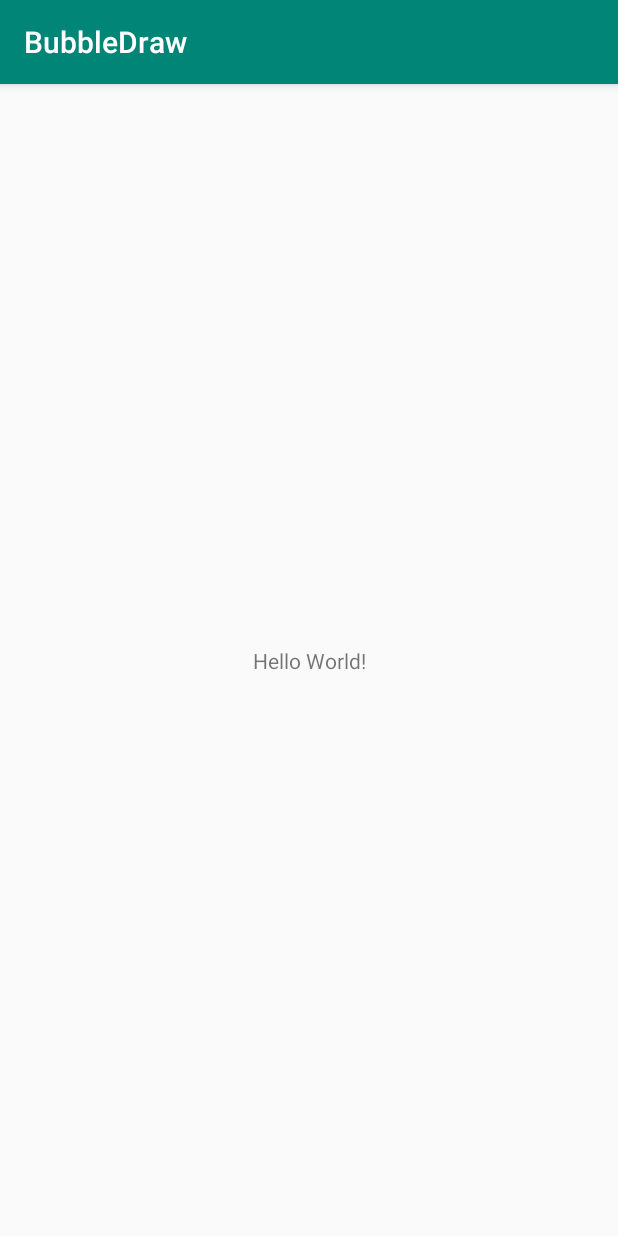
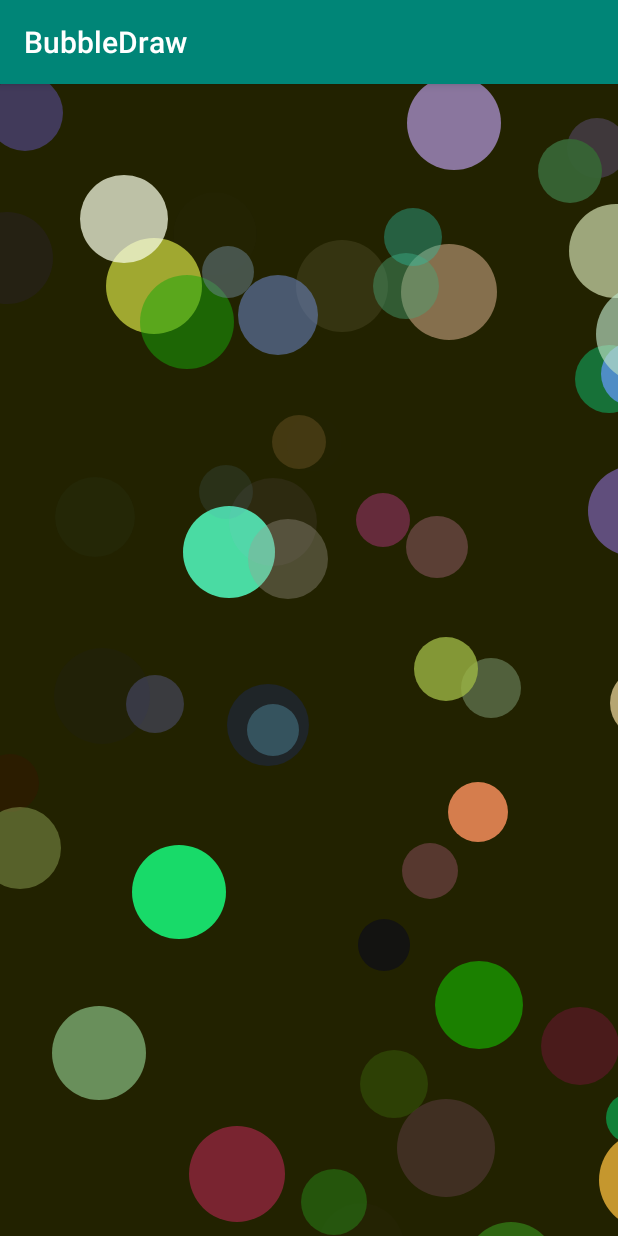
Before and after one commit to ToddJMullen/LearnJavaEasyWay, an Android app: the screen it shows after launch (MainActivity), on a phone screen of 412 x 824 dp. Run offline under Robolectric (Android 15) with nearby library versions, the phone set to English and light mode, and no system bars.

Commit message:
BbD Android, Add test bubbles to apps with simple bounce motion.

```diff
--- a/BubbleDrawAndroid/app/src/main/AndroidManifest.xml
+++ b/BubbleDrawAndroid/app/src/main/AndroidManifest.xml
@@ -17,5 +17,7 @@
             </intent-filter>
         </activity>
     </application>
+    <!--<uses-permission android:name="android.permission.WRITE_EXTERNAL_STORAGE"/>-->
+    <!--<uses-permission android:name="android.permission.READ_EXTERNAL_STORAGE"/>-->
 
 </manifest>
--- /dev/null
+++ b/BubbleDrawAndroid/app/src/main/java/com/example/bubbledraw/BubbleView.java
@@ -0,0 +1,215 @@
+package com.example.bubbledraw;
+
+import android.content.Context;
+import android.graphics.Canvas;
+import android.graphics.Color;
+import android.graphics.Paint;
+import android.util.AttributeSet;
+import android.view.MotionEvent;
+//import android.widget.ImageView;//replace because AS warned to use the AppCompatImageView which adds 'magic' enhancements
+import android.view.View;
+import android.os.Handler;//had to add manually, was only suggesting java.util.logging.Handler
+
+import androidx.appcompat.widget.AppCompatImageView;
+
+import java.util.ArrayList;
+import java.util.Random;
+
+public class BubbleView
+//		extends ImageView
+		extends AppCompatImageView
+		implements View.OnTouchListener{
+
+	//imported from Swing version
+	private final int MIN_BUBBLE_SIZE = 3;
+	private final int MAX_BUBBLE_SIZE = 300;
+	private final int MAX_SPEED = 15;
+
+	private final String LABEL_PAUSE = "Pause";
+	private final String LABEL_START = "Start";
+	private final String LABEL_SOFT_BOUNCE = "Soft Bounce";
+	private final String LABEL_HARD_BOUNCE = "Hard Bounce";
+
+	boolean paused		= false;
+	boolean random		= true;
+	boolean bounce		= true;
+	boolean bounceHard	= true;
+	boolean drawPixels	= false;
+	//end imported from Swing version
+
+
+	private int WIDTH;
+	private int HEIGHT;
+	private int DEFAULT_SPEED = 15;
+	private int SPEED_DIFF	= 1;
+
+
+	private Random rand	= new Random();
+	private int size	= 50;
+	private int delay	= 33;
+	private ArrayList<Bubble> bubbleList;
+
+
+	private Paint myPaint	= new Paint();
+	private Handler h		= new Handler();
+
+
+
+
+	public BubbleView( Context context, AttributeSet attributeSet ){
+		super( context, attributeSet );
+		WIDTH = 1000;//getWidth();
+		HEIGHT = 1500;//getHeight();
+		bubbleList = new ArrayList<Bubble>();
+		blowBubbles();
+	}//BubbleView
+
+	private Runnable r = new Runnable(){
+		@Override
+		public void run(){
+			for( Bubble b: bubbleList ){
+				b.update();
+			}
+			invalidate();
+		}
+	};
+
+
+	protected void onDraw( Canvas canvas ){
+		WIDTH = getWidth();
+		HEIGHT = getHeight();
+		for( Bubble b: bubbleList ){
+			b.draw( canvas );
+		}
+		h.postDelayed(r, delay );
+	}//onDraw/
+
+
+
+	public void blowBubbles(){
+		for( int n = 0; n < 100; n++ ){
+			int x = rand.nextInt(WIDTH);
+			int y = rand.nextInt(HEIGHT);
+			int s = rand.nextInt(size) + size;
+			bubbleList.add( new Bubble(x,y,s) );
+		}
+		invalidate();
+	}//blowBubbles/
+
+	@Override
+	public boolean onTouch( View view, MotionEvent motionEvent ){
+		return false;
+	}
+
+
+	private class Bubble{
+		private int x;
+		private int y;
+		private int dx, dy;
+		private int size;
+		private int radius;
+		private int color;
+
+
+		public Bubble( int newX, int newY, int newSize ){
+			if( drawPixels ) {
+				x = (newX / newSize) * newSize + newSize/2;
+				y = (newY / newSize) * newSize + newSize/2;
+			}
+			else {
+				x = newX;
+				y = newY;
+			}
+			dx = 0;
+			dy = 0;
+
+			size = newSize;
+			radius = size/2;
+			color = Color.argb(//argb => alpha, red, green, blue
+					rand.nextInt(256)//alpha
+					,rand.nextInt(256)//red
+					,rand.nextInt(256)//green
+					,rand.nextInt(256)//blue
+			);
+
+
+			if( random ) {
+				do {
+					dx = rand.nextInt( MAX_SPEED * 2 + 1) - MAX_SPEED;
+				} while ( dx == 0 );
+
+				do {
+					dy = rand.nextInt( MAX_SPEED * 2 + 1) - MAX_SPEED;
+				} while( dy == 0 );
+			}
+			else {
+				dx = DEFAULT_SPEED;
+				dy = DEFAULT_SPEED + SPEED_DIFF;
+			}
+
+
+
+		}//Bubble()
+
+
+		public void draw( Canvas canvas ) {
+			myPaint.setColor( color );
+			canvas.drawOval(x-size/2, y-size/2, x + size/2, y + size/2, myPaint );
+			//Swing version
+//			canvas.setColor(color);
+//			if( drawPixels ) {
+//				canvas.fillRect(x-size/2, y-size/2, size, size);
+//			}
+//			else {
+//				canvas.fillOval(x-size/2, y-size/2, size, size);
+//			}
+		}//draw/
+
+
+		public void update() {
+			x += dx;
+			y += dy;
+			if( bounce ) {
+				if( bounceHard ) {
+
+					//hard bounce (perimeters)
+					if( x - radius <= 0 || x + radius >= WIDTH ) {
+						dx *= -1;
+					}
+					if( y - radius <= 0 || y + radius >= HEIGHT ) {
+						dy *= -1;
+					}
+				}
+				else {
+					//soft bounce (centers)
+					if( x <= 0 || x >= WIDTH ) {
+						dx *= -1;
+					}
+					if( y <= 0 || y >= HEIGHT ) {
+						dy *= -1;
+					}
+				}
+			}
+			else {
+
+				//loop bubbles vertically
+				if( y <= 0 ) {
+					y = HEIGHT;
+				}
+				else if( y >= HEIGHT ) {
+					y = 0;
+				}
+				//loop bubbles horizontally
+				if( x <= 0 ) {
+					x = WIDTH;
+				}
+				else if( x >= WIDTH ) {
+					x = 0;
+				}
+			}
+		}//update/
+
+	}//Bubble
+
+
+}//BubbleView
--- a/BubbleDrawAndroid/app/src/main/res/layout/activity_main.xml
+++ b/BubbleDrawAndroid/app/src/main/res/layout/activity_main.xml
@@ -1,19 +1,16 @@
 <?xml version="1.0" encoding="utf-8"?>
-<androidx.constraintlayout.widget.ConstraintLayout
+<RelativeLayout
     xmlns:android="http://schemas.android.com/apk/res/android"
     xmlns:tools="http://schemas.android.com/tools"
-    xmlns:app="http://schemas.android.com/apk/res-auto"
     android:layout_width="match_parent"
     android:layout_height="match_parent"
-    tools:context=".MainActivity">
+    android:background="#222200"
+    tools:context="com.example.bubbledraw.BubbleView">
+    <!--xmlns:app="http://schemas.android.com/apk/res-auto"-->
 
-    <TextView
-        android:layout_width="wrap_content"
-        android:layout_height="wrap_content"
-        android:text="Hello World!"
-        app:layout_constraintBottom_toBottomOf="parent"
-        app:layout_constraintLeft_toLeftOf="parent"
-        app:layout_constraintRight_toRightOf="parent"
-        app:layout_constraintTop_toTopOf="parent" />
+    <com.example.bubbledraw.BubbleView
+        android:layout_width="match_parent"
+        android:layout_height="match_parent"
+        />
 
-</androidx.constraintlayout.widget.ConstraintLayout>
+</RelativeLayout>
```
